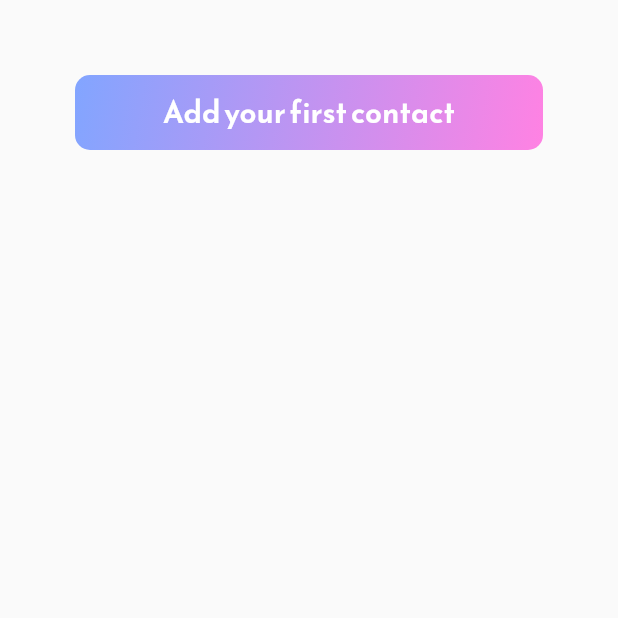
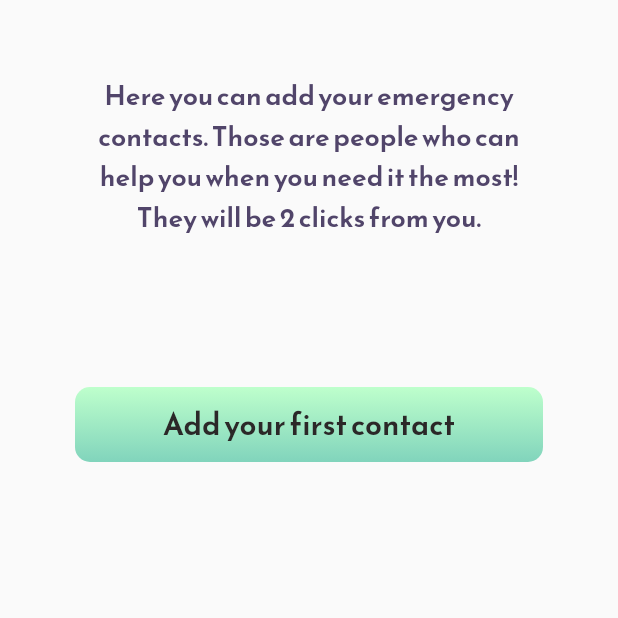
Before and after one commit to AlexShor0103/Team-2136-ReliefLink, a Flutter app: the ContactsScreen screen opened directly, on a phone screen of 412 x 824 dp, the top half of it. Run offline on Flutter 3.47's test engine with Material 2 defaults, Android fonts, the phone set to English and light mode, and no system bars; our stand-ins replace chewie, google_maps_flutter, shared_preferences, video_player; missing offline and left inert: store_redirect; accounts and stored records are empty.

Commit message:
Restyling the Contacts screen

```diff
--- a/lib/screens/ContactsScreen.dart
+++ b/lib/screens/ContactsScreen.dart
@@ -53,11 +53,27 @@ class _ContactsScreenState extends State<ContactsScreen> {
         Container(
           child: Padding(
             padding: const EdgeInsets.all(30.0),
-            child: Container(
+            child: Column(
+              mainAxisAlignment: MainAxisAlignment.center,
+              crossAxisAlignment: CrossAxisAlignment.center,
+              children: [
+                const Text(
+                    'Here you can add your emergency contacts. Those are people who can help you when you need it the most! They will be 2 clicks from you.',
+                    textAlign: TextAlign.center,
+                    style: TextStyle(
+                      color: AppColors.font,
+                      fontFamily: 'MainFont',
+                      fontWeight: FontWeight.w600,
+                      fontSize: 18,
+                    )),
+                Container(
+                  height: 100,
+                ),
+                Container(
                   height: 50,
                   width: MediaQuery.of(context).size.height * 0.4,
                   decoration: BoxDecoration(
-                gradient: AppConstants.gradsByMood['anxious'],
+                    gradient: AppConstants.getGradByName('maingreen'),
                     borderRadius: BorderRadius.circular(10),
                   ),
                   child: ElevatedButton(
@@ -73,15 +89,18 @@ class _ContactsScreenState extends State<ContactsScreen> {
                       style: ButtonStyle(
                         backgroundColor:
                             MaterialStateProperty.all(Colors.transparent),
-                    shadowColor: MaterialStateProperty.all(Colors.transparent),
+                        shadowColor:
+                            MaterialStateProperty.all(Colors.transparent),
                       ),
                       child: const Text('Add your first contact',
                           style: TextStyle(
-                        color: AppColors.white,
+                            color: AppColors.black,
                             fontFamily: 'MainFont',
                             fontWeight: FontWeight.w600,
                             fontSize: 20,
                           ))),
+                ),
+              ],
             ),
           ),
         )
@@ -114,13 +133,16 @@ class _ContactsScreenState extends State<ContactsScreen> {
               },
               backgroundColor: Colors.transparent,
               child: Container(
-                child: Padding(
-                  padding: const EdgeInsets.all(13.0),
-                  child: Icon(Icons.add),
+                child: const Padding(
+                  padding: EdgeInsets.all(13.0),
+                  child: Icon(
+                    Icons.add,
+                    color: AppColors.black,
+                  ),
                 ),
                 decoration: BoxDecoration(
                     shape: BoxShape.circle,
-                    gradient: AppConstants.gradsByMood['anxious']),
+                    gradient: AppConstants.getGradByName('maingreen')),
               ),
             ),
     );
```
Lines whose indentation alone changed are shown as unchanged.
